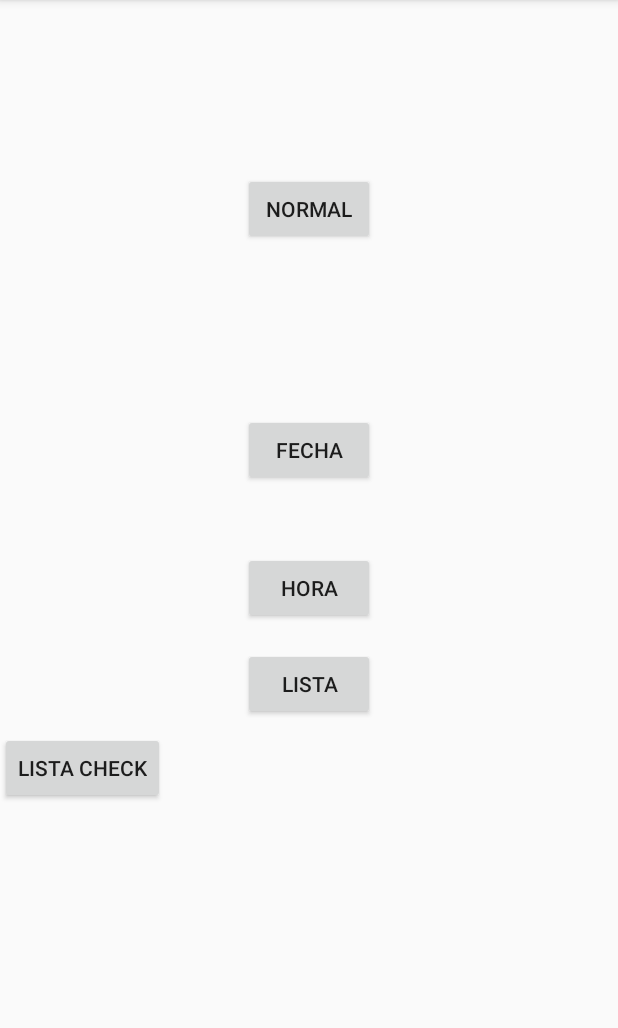
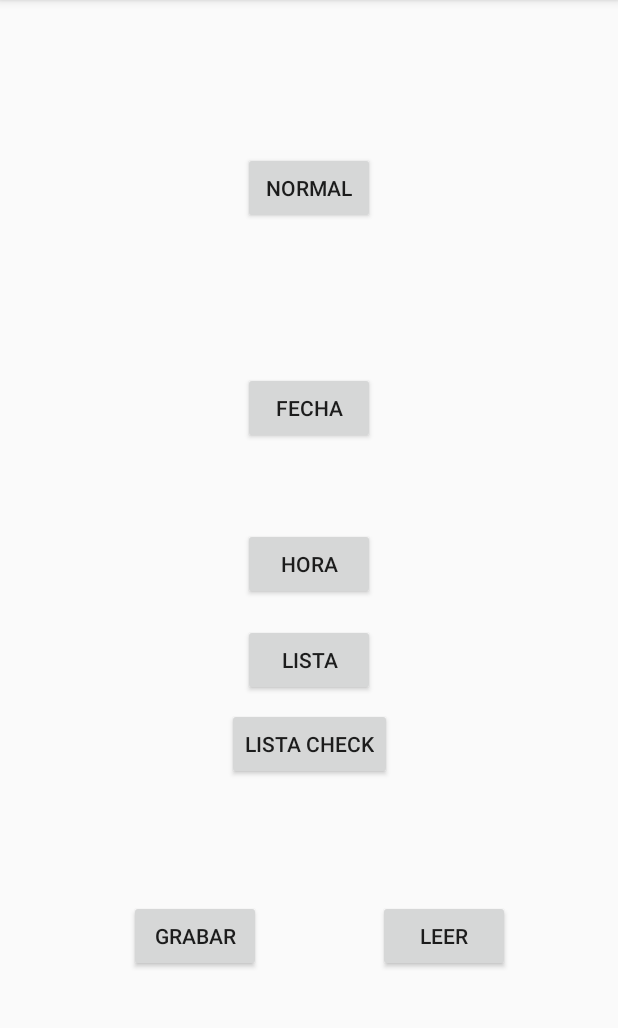
Before and after one commit to HardBrick/android_alerts, an Android app: the screen it shows after launch (MainActivity), on a phone screen of 412 x 824 dp, the part 84-1112 px from its top. Run offline under Robolectric (Android 15) with nearby library versions, the phone set to English and light mode, and no system bars.

```diff
--- a/app/src/main/java/com/android/joseg/persistencia/MainActivity.java
+++ b/app/src/main/java/com/android/joseg/persistencia/MainActivity.java
@@ -3,6 +3,7 @@ package com.android.joseg.persistencia;
 import android.app.DatePickerDialog;
 import android.app.TimePickerDialog;
 import android.content.DialogInterface;
+import android.content.SharedPreferences;
 import android.support.v7.app.AlertDialog;
 import android.support.v7.app.AppCompatActivity;
 import android.os.Bundle;
@@ -13,6 +14,8 @@ import android.widget.DatePicker;
 import android.widget.TimePicker;
 import android.widget.Toast;
 
+import java.util.Map;
+
 public class MainActivity extends AppCompatActivity {
 
     Button btnAlertNormal;
@@ -20,6 +23,8 @@ public class MainActivity extends AppCompatActivity {
     Button btnAlertHora;
     Button btnAlertList;
     Button btnAlertListaCheck;
+    Button btnGrabar;
+    Button btnLeer;
 
     @Override
     protected void onCreate(Bundle savedInstanceState) {
@@ -31,6 +36,8 @@ public class MainActivity extends AppCompatActivity {
         btnAlertHora = (Button)findViewById(R.id.btnAlertHora);
         btnAlertList = (Button)findViewById(R.id.btnAlertList);
         btnAlertListaCheck = (Button)findViewById(R.id.btnAlertListaCheck);
+        btnGrabar = (Button)findViewById(R.id.btnGrabar);
+        btnLeer = (Button)findViewById(R.id.btnLeer);
 
 
         btnAlertNormal.setOnClickListener(new View.OnClickListener() {
@@ -137,5 +144,29 @@ public class MainActivity extends AppCompatActivity {
                 alertOpc.create().show();
             }
         });
+
+        btnGrabar.setOnClickListener(new View.OnClickListener() {
+            @Override
+            public void onClick(View view) {
+                SharedPreferences preferences = getSharedPreferences("datos",MODE_PRIVATE);
+                SharedPreferences.Editor editPreferences = preferences.edit();
+                editPreferences.putString("user","joseg");
+                editPreferences.putString("pass", "hola123");
+                editPreferences.commit();
+
+            }
+        });
+
+        btnLeer.setOnClickListener(new View.OnClickListener() {
+            @Override
+            public void onClick(View view) {
+                SharedPreferences preferences = getSharedPreferences("datos",MODE_PRIVATE);
+                Map<String,?> keys = preferences.getAll();
+                for (Map.Entry<String,?> entry : keys.entrySet()
+                     ) {
+                    Log.d("TAG_", entry.getKey() + " - " + entry.getValue());
+                }
+            }
+        });
     }
 }
--- a/app/src/main/res/layout/activity_main.xml
+++ b/app/src/main/res/layout/activity_main.xml
@@ -24,7 +24,7 @@
         android:id="@+id/btnAlertFecha"
         android:layout_width="wrap_content"
         android:layout_height="48dp"
-        android:layout_marginBottom="44dp"
+        android:layout_marginBottom="56dp"
         android:layout_marginEnd="8dp"
         android:layout_marginStart="8dp"
         android:text="Fecha"
@@ -60,8 +60,34 @@
         android:id="@+id/btnAlertListaCheck"
         android:layout_width="wrap_content"
         android:layout_height="wrap_content"
-        android:layout_marginBottom="232dp"
+        android:layout_marginBottom="80dp"
+        android:layout_marginEnd="8dp"
+        android:layout_marginStart="8dp"
         android:text="Lista Check"
+        app:layout_constraintBottom_toTopOf="@+id/btnGrabar"
+        app:layout_constraintEnd_toEndOf="parent"
+        app:layout_constraintHorizontal_bias="0.501"
+        app:layout_constraintStart_toStartOf="parent" />
+
+    <Button
+        android:id="@+id/btnLeer"
+        android:layout_width="wrap_content"
+        android:layout_height="wrap_content"
+        android:layout_marginEnd="72dp"
+        android:text="Leer"
+        app:layout_constraintBaseline_toBaselineOf="@+id/btnGrabar"
+        app:layout_constraintEnd_toEndOf="parent" />
+
+    <Button
+        android:id="@+id/btnGrabar"
+        android:layout_width="wrap_content"
+        android:layout_height="wrap_content"
+        android:layout_marginBottom="120dp"
+        android:layout_marginEnd="8dp"
+        android:layout_marginStart="8dp"
+        android:text="Grabar"
         app:layout_constraintBottom_toBottomOf="parent"
-        tools:layout_editor_absoluteX="148dp" />
+        app:layout_constraintEnd_toStartOf="@+id/btnLeer"
+        app:layout_constraintHorizontal_bias="0.525"
+        app:layout_constraintStart_toStartOf="parent" />
 </android.support.constraint.ConstraintLayout>
```
